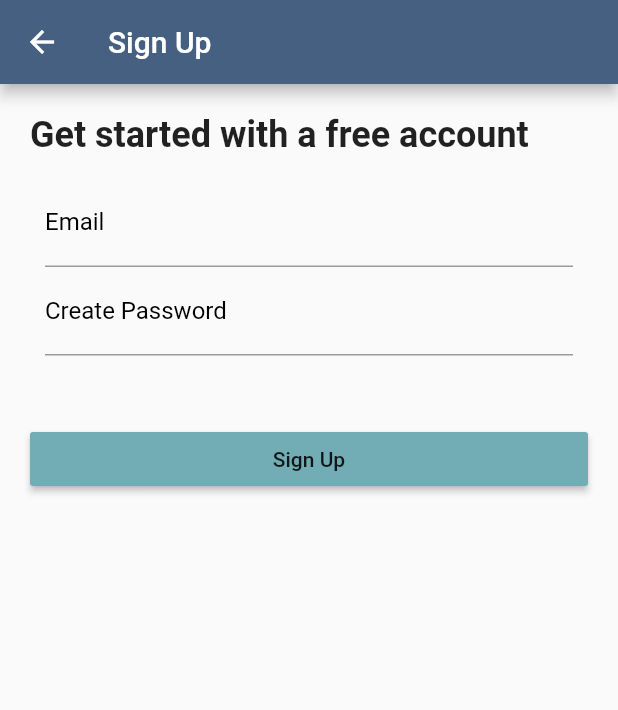
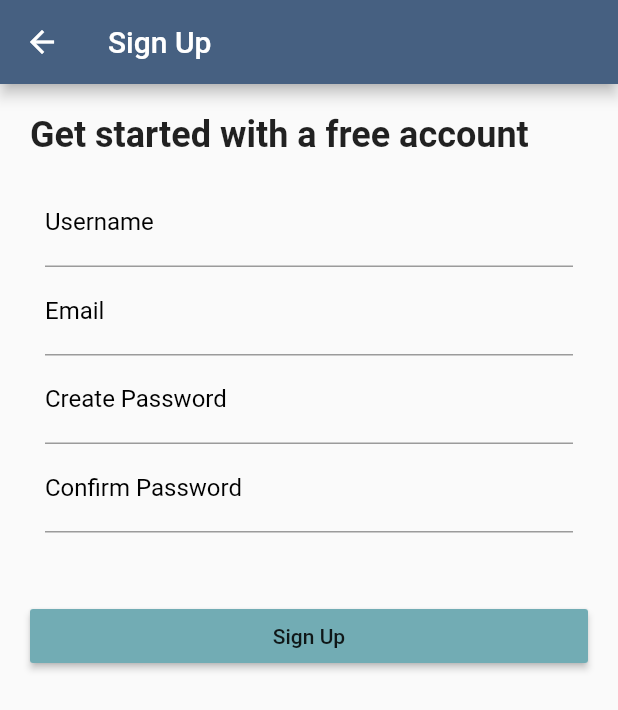
Before and after one commit to CS262e-Eteam/Client-Firebase-Connected-, a Flutter app: the SignUpPage screen opened directly, on a phone screen of 412 x 824 dp. Shown: the top 710 px of the screen. Run offline on Flutter 3.47's test engine with Material 2 defaults, Android fonts, the phone set to English and light mode, and no system bars; our stand-ins replace cloud_firestore, firebase_auth, font_awesome_flutter, responsive_grid; accounts and stored records are empty.

```diff
--- a/lib/pages/signup_page.dart
+++ b/lib/pages/signup_page.dart
@@ -36,10 +36,10 @@ class SignUpPageState extends State<SignUpPage> {
 		FirebaseUser user;
 
 		try {
-			AuthResult result = await _auth.createUserWithEmailAndPassword(email: emailCreate.text, password: passwordCreate.text);
-			user = result.user;
-//			AuthResult result = await _auth.signInWithEmailAndPassword(email: emailCreate.text, password: passwordCreate.text);
-//			user = result.user;
+			if (passwordCreate.text == passwordConfirm.text) {
+				AuthResult result = await _auth.createUserWithEmailAndPassword(email: emailCreate.text, password: passwordCreate.text);
+				user = result.user;
+			}
 		} catch (e) {
 			print(e.toString());
 		} finally {
@@ -83,28 +83,28 @@ class SignUpPageState extends State<SignUpPage> {
 				Padding(
 					padding: EdgeInsets.only(bottom: 15)
 				),
-//				Padding(
-//					padding: EdgeInsets.symmetric(horizontal: 10),
-//					child: TextFormField(
-//						controller: usernameCreate,
-//						focusNode: usernameCreateNode,
-//						validator: (value) {
-//							if (value.isEmpty) return "Please enter a Username";
-//							return null;
-//						},
-//						keyboardType: TextInputType.text,
-//						cursorColor: colors.lightBerry,
-//						decoration: InputDecoration(
-//							labelText: "Username",
-//							labelStyle: TextStyle(
-//								color: usernameCreateNode.hasFocus ? colors.lightBerry : Colors.black
-//							),
-//							focusedBorder: UnderlineInputBorder(
-//								borderSide: BorderSide(color: colors.lightBerry),
-//							),
-//						),
-//					),
-//				),
+				Padding(
+					padding: EdgeInsets.symmetric(horizontal: 10),
+					child: TextFormField(
+						controller: usernameCreate,
+						focusNode: usernameCreateNode,
+						validator: (value) {
+							if (value.isEmpty) return "Please enter a Username";
+							return null;
+						},
+						keyboardType: TextInputType.text,
+						cursorColor: colors.lightBerry,
+						decoration: InputDecoration(
+							labelText: "Username",
+							labelStyle: TextStyle(
+								color: usernameCreateNode.hasFocus ? colors.lightBerry : Colors.black
+							),
+							focusedBorder: UnderlineInputBorder(
+								borderSide: BorderSide(color: colors.lightBerry),
+							),
+						),
+					),
+				),
 				Padding(
 					padding: EdgeInsets.symmetric(horizontal: 10),
 					child: TextFormField(
@@ -150,28 +150,29 @@ class SignUpPageState extends State<SignUpPage> {
 						),
 					),
 				),
-//				Padding(
-//					padding: EdgeInsets.symmetric(horizontal: 10),
-//					child: TextFormField(
-//						controller: passwordConfirm,
-//						focusNode: passwordConfirmNode,
-//						validator: (value) {
-//							if (value.isEmpty) return "Please enter a Password";
-//							return null;
-//						},
-//						keyboardType: TextInputType.text,
-//						cursorColor: colors.lightBerry,
-//						decoration: InputDecoration(
-//							labelText: "Confirm Password",
-//							labelStyle: TextStyle(
-//								color: passwordConfirmNode.hasFocus ? colors.lightBerry : Colors.black
-//							),
-//							focusedBorder: UnderlineInputBorder(
-//								borderSide: BorderSide(color: colors.lightBerry),
-//							),
-//						),
-//					),
-//				),
+				Padding(
+					padding: EdgeInsets.symmetric(horizontal: 10),
+					child: TextFormField(
+						obscureText: true,
+						controller: passwordConfirm,
+						focusNode: passwordConfirmNode,
+						validator: (value) {
+							if (value.isEmpty) return "Please enter a Password";
+							return null;
+						},
+						keyboardType: TextInputType.text,
+						cursorColor: colors.lightBerry,
+						decoration: InputDecoration(
+							labelText: "Confirm Password",
+							labelStyle: TextStyle(
+								color: passwordConfirmNode.hasFocus ? colors.lightBerry : Colors.black
+							),
+							focusedBorder: UnderlineInputBorder(
+								borderSide: BorderSide(color: colors.lightBerry),
+							),
+						),
+					),
+				),
 
 				Padding(
 					padding: EdgeInsets.only(bottom: 15)
```
Also changed, not shown: lib/pages/item_detail.dart (+26 -3 lines).
